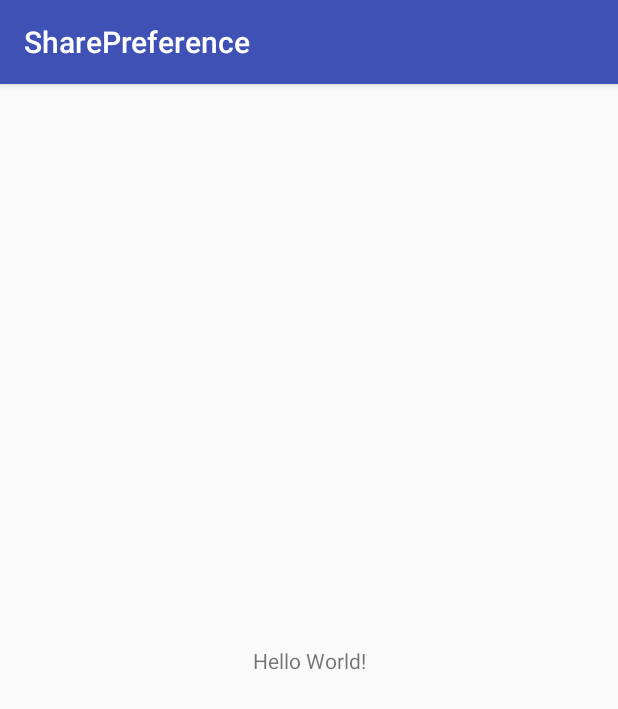
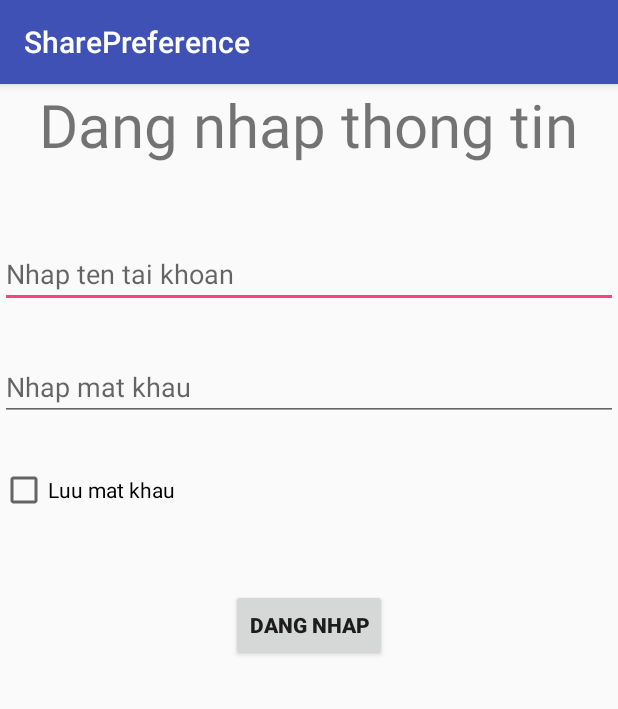
Before and after one commit to duongtainhan/SharePreference, an Android app: the screen it shows after launch (MainActivity), on a phone screen of 412 x 824 dp. Shown: the top 709 px of the screen. Run offline under Robolectric (Android 15) with nearby library versions, the phone set to English and light mode, and no system bars.

Commit message:
SharedPreference

```diff
--- a/app/src/main/java/com/example/duongtainhan555/sharepreference/MainActivity.java
+++ b/app/src/main/java/com/example/duongtainhan555/sharepreference/MainActivity.java
@@ -1,13 +1,70 @@
 package com.example.duongtainhan555.sharepreference;
 
+import android.content.SharedPreferences;
 import android.support.v7.app.AppCompatActivity;
 import android.os.Bundle;
+import android.view.View;
+import android.widget.Button;
+import android.widget.CheckBox;
+import android.widget.EditText;
+import android.widget.Toast;
 
 public class MainActivity extends AppCompatActivity {
+
+    private Button btnLogin;
+    private CheckBox cbRememberMe;
+    private EditText edUser, edPass;
+
+    private SharedPreferences sharedPreferences;
+    boolean checked;
 
     @Override
     protected void onCreate(Bundle savedInstanceState) {
         super.onCreate(savedInstanceState);
         setContentView(R.layout.activity_main);
+        //Anh xa
+        btnLogin = findViewById(R.id.btnLogin);
+        cbRememberMe = findViewById(R.id.cbRememberMe);
+        edUser = findViewById(R.id.edUser);
+        edPass = findViewById(R.id.edPass);
+        //
+        sharedPreferences = getSharedPreferences("InfoUser", MODE_PRIVATE);
+        //get value
+        edUser.setText(sharedPreferences.getString("taikhoan",""));
+        edPass.setText(sharedPreferences.getString("matkhau",""));
+        cbRememberMe.setChecked(sharedPreferences.getBoolean("checked",false));
+
+        btnLogin.setOnClickListener(new View.OnClickListener() {
+            @Override
+            public void onClick(View view) {
+                String user = edUser.getText().toString();
+                String pass = edPass.getText().toString();
+                if(user.equals("Nhan") && pass.equals("1997"))
+                {
+                    Toast.makeText(MainActivity.this,"Dang nhap thanh cong",Toast.LENGTH_SHORT).show();
+                    if(cbRememberMe.isChecked())
+                    {
+                        SharedPreferences.Editor editor = sharedPreferences.edit();
+                        editor.putString("taikhoan",user);
+                        editor.putString("matkhau",pass);
+                        editor.putBoolean("checked",true);
+                        editor.commit();
+                    }
+                    else
+                    {
+                        SharedPreferences.Editor editor = sharedPreferences.edit();
+                        editor.remove("taikhoan");
+                        editor.remove("matkhau");
+                        editor.remove("checked");
+                        editor.commit();
+                    }
+                }
+                else
+                {
+                    Toast.makeText(MainActivity.this,"Dang nhap that bai",Toast.LENGTH_SHORT).show();
+                }
+
+            }
+        });
     }
 }
--- a/app/src/main/res/layout/activity_main.xml
+++ b/app/src/main/res/layout/activity_main.xml
@@ -1,5 +1,5 @@
 <?xml version="1.0" encoding="utf-8"?>
-<android.support.constraint.ConstraintLayout xmlns:android="http://schemas.android.com/apk/res/android"
+<RelativeLayout xmlns:android="http://schemas.android.com/apk/res/android"
     xmlns:app="http://schemas.android.com/apk/res-auto"
     xmlns:tools="http://schemas.android.com/tools"
     android:layout_width="match_parent"
@@ -9,10 +9,41 @@
     <TextView
         android:layout_width="wrap_content"
         android:layout_height="wrap_content"
-        android:text="Hello World!"
-        app:layout_constraintBottom_toBottomOf="parent"
-        app:layout_constraintLeft_toLeftOf="parent"
-        app:layout_constraintRight_toRightOf="parent"
-        app:layout_constraintTop_toTopOf="parent" />
+        android:id="@+id/txtTitle"
+        android:text="Dang nhap thong tin"
+        android:textSize="40sp"
+        android:layout_centerHorizontal="true" />
+    <EditText
+        android:layout_width="match_parent"
+        android:layout_height="wrap_content"
+        android:layout_below="@id/txtTitle"
+        android:layout_marginTop="50dp"
+        android:hint="Nhap ten tai khoan"
+        android:id="@+id/edUser"/>
+    <EditText
+        android:layout_width="match_parent"
+        android:layout_height="wrap_content"
+        android:layout_below="@id/edUser"
+        android:layout_marginTop="30dp"
+        android:hint="Nhap mat khau"
+        android:id="@+id/edPass"
+        android:inputType="textPassword"/>
+    <CheckBox
+        android:layout_width="wrap_content"
+        android:layout_height="wrap_content"
+        android:id="@+id/cbRememberMe"
+        android:layout_below="@id/edPass"
+        android:layout_marginTop="30dp"
+        android:text="Luu mat khau"/>
+    <Button
+        android:layout_width="wrap_content"
+        android:layout_height="wrap_content"
+        android:id="@+id/btnLogin"
+        android:layout_below="@id/cbRememberMe"
+        android:layout_centerHorizontal="true"
+        android:layout_marginTop="50dp"
+        android:text="Dang nhap"
+        android:textStyle="bold"/>
 
-</android.support.constraint.ConstraintLayout>
+
+</RelativeLayout>
```
